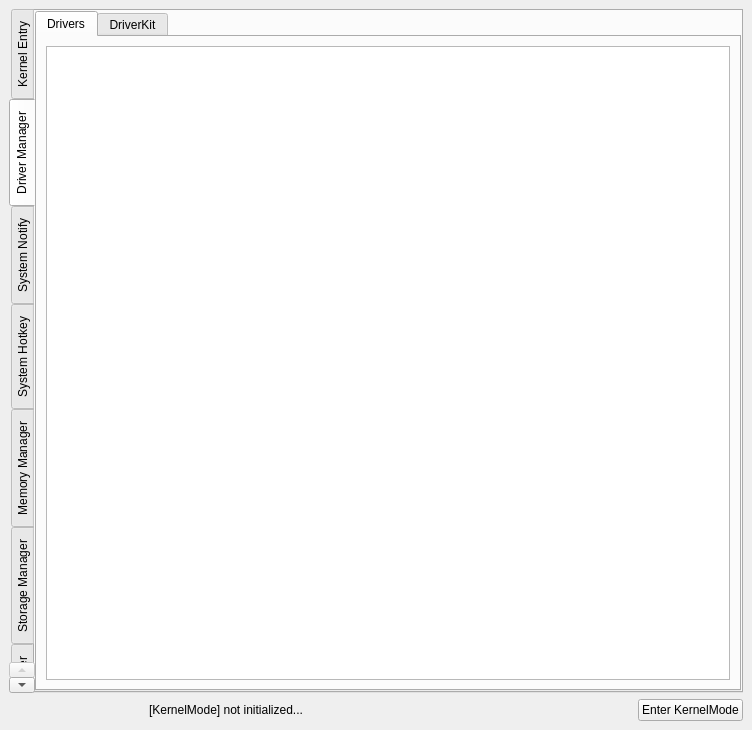
First picture: the form in src/OpenArk/ui/kernel.ui, repository BlackINT3/OpenArk, before the edit.
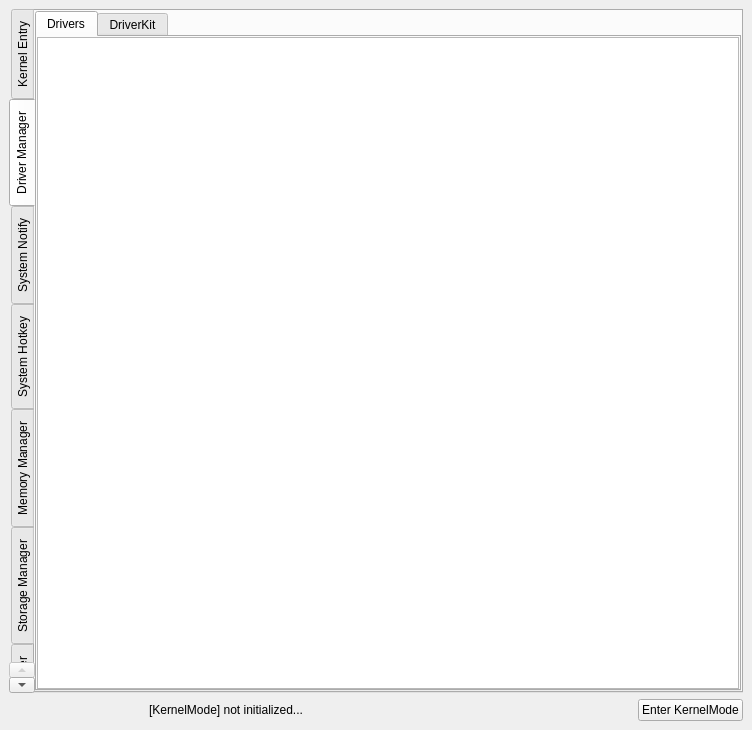
Second picture: the form after the edit. The open tabs and pages were chosen to show the change.

Diff of the .ui file:
```diff
--- a/src/OpenArk/ui/kernel.ui
+++ b/src/OpenArk/ui/kernel.ui
@@ -193,6 +193,21 @@
            <string>Drivers</string>
           </attribute>
           <layout class="QVBoxLayout" name="verticalLayout_14">
+           <property name="spacing">
+            <number>0</number>
+           </property>
+           <property name="leftMargin">
+            <number>0</number>
+           </property>
+           <property name="topMargin">
+            <number>0</number>
+           </property>
+           <property name="rightMargin">
+            <number>0</number>
+           </property>
+           <property name="bottomMargin">
+            <number>0</number>
+           </property>
            <item>
             <widget class="QTreeView" name="driverView">
              <property name="enabled">
```
Left out of the diff: 4 changed lines with no effect on the pictures.
